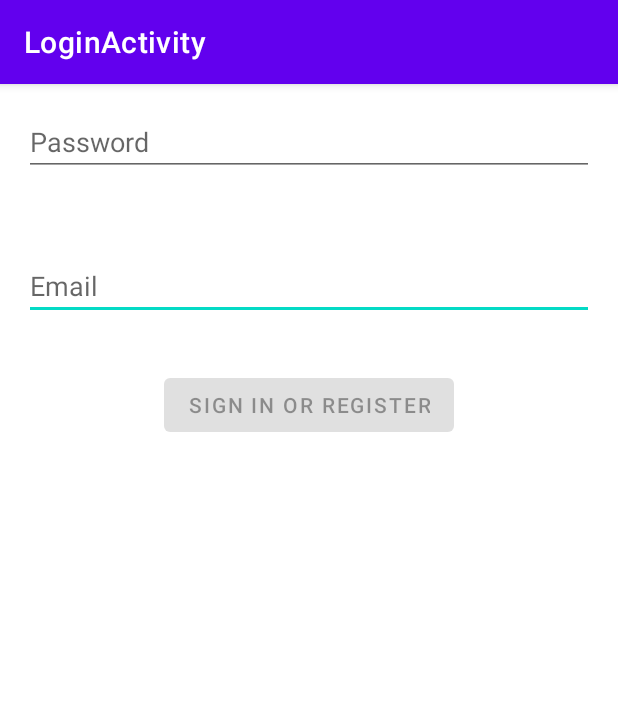
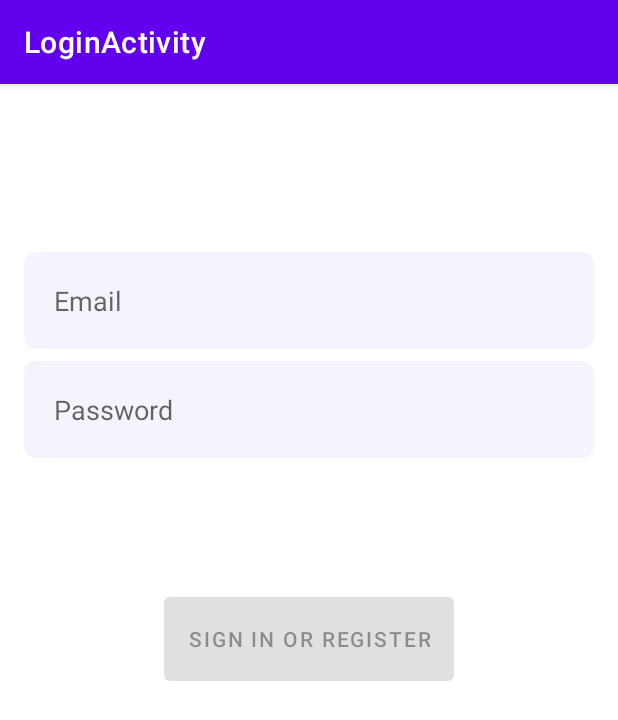
Before and after one commit to TaQuangKhoi/Keisic, an Android app: the screen it shows after launch (LoginActivity), on a phone screen of 412 x 824 dp. Shown: the top 720 px of the screen. Run offline under Robolectric (Android 15) with nearby library versions, the phone set to English and light mode, and no system bars.

Commit message:
Thiết kế EditText và màn hình Login

```diff
--- /dev/null
+++ b/app/src/main/res/drawable/style_edit_text.xml
@@ -0,0 +1,11 @@
+<?xml version="1.0" encoding="utf-8"?>
+<shape xmlns:android="http://schemas.android.com/apk/res/android">
+    <!--    Background color-->
+    <solid android:color="#f4f5fc" />
+
+    <corners
+        android:bottomLeftRadius="8dp"
+        android:bottomRightRadius="8dp"
+        android:topLeftRadius="8dp"
+        android:topRightRadius="8dp" />
+</shape>
--- a/app/src/main/res/layout-w1240dp/activity_login.xml
+++ b/app/src/main/res/layout-w1240dp/activity_login.xml
@@ -12,7 +12,7 @@
     tools:context=".ui.login.LoginActivity">
 
     <EditText
-        android:id="@+id/edt_username"
+        android:id="@+id/edtUsername"
         android:layout_width="0dp"
         android:layout_height="wrap_content"
         android:layout_marginTop="96dp"
@@ -35,7 +35,7 @@
         android:selectAllOnFocus="true"
         app:layout_constraintEnd_toEndOf="parent"
         app:layout_constraintStart_toStartOf="parent"
-        app:layout_constraintTop_toBottomOf="@+id/edt_username" />
+        app:layout_constraintTop_toBottomOf="@+id/edtUsername" />
 
     <Button
         android:id="@+id/btnLogin"
--- a/app/src/main/res/layout-w936dp/activity_login.xml
+++ b/app/src/main/res/layout-w936dp/activity_login.xml
@@ -18,7 +18,7 @@
         app:layout_constraintStart_toStartOf="parent">
 
         <EditText
-            android:id="@+id/edt_username"
+            android:id="@+id/edtUsername"
             android:layout_width="0dp"
             android:layout_height="wrap_content"
             android:layout_marginTop="96dp"
@@ -41,7 +41,7 @@
             android:selectAllOnFocus="true"
             app:layout_constraintEnd_toEndOf="parent"
             app:layout_constraintStart_toStartOf="parent"
-            app:layout_constraintTop_toBottomOf="@+id/edt_username" />
+            app:layout_constraintTop_toBottomOf="@+id/edtUsername" />
 
         <Button
             android:id="@+id/btnLogin"
--- a/app/src/main/res/layout/activity_login.xml
+++ b/app/src/main/res/layout/activity_login.xml
@@ -16,8 +16,11 @@
         android:layout_width="0dp"
         android:layout_height="wrap_content"
         android:layout_marginTop="96dp"
+        android:padding="20dp"
+        android:background="@drawable/style_edit_text"
         android:hint="@string/prompt_email"
         android:inputType="textEmailAddress"
+        android:minHeight="48dp"
         android:selectAllOnFocus="true"
         app:layout_constraintEnd_toEndOf="parent"
         app:layout_constraintStart_toStartOf="parent"
@@ -29,18 +32,21 @@
         android:layout_height="wrap_content"
         android:layout_marginTop="8dp"
         android:hint="@string/prompt_password"
+        android:padding="20dp"
         android:imeActionLabel="@string/action_sign_in_short"
         android:imeOptions="actionDone"
         android:inputType="textPassword"
+        android:minHeight="48dp"
         android:selectAllOnFocus="true"
+        android:background="@drawable/style_edit_text"
         app:layout_constraintEnd_toEndOf="parent"
         app:layout_constraintStart_toStartOf="parent"
-        app:layout_constraintTop_toBottomOf="@+id/edt_username" />
+        app:layout_constraintTop_toBottomOf="@+id/edtUsername" />
 
     <Button
         android:id="@+id/btnLogin"
         android:layout_width="wrap_content"
-        android:layout_height="wrap_content"
+        android:layout_height="68dp"
         android:layout_gravity="start"
         android:layout_marginTop="16dp"
         android:layout_marginBottom="64dp"
```
